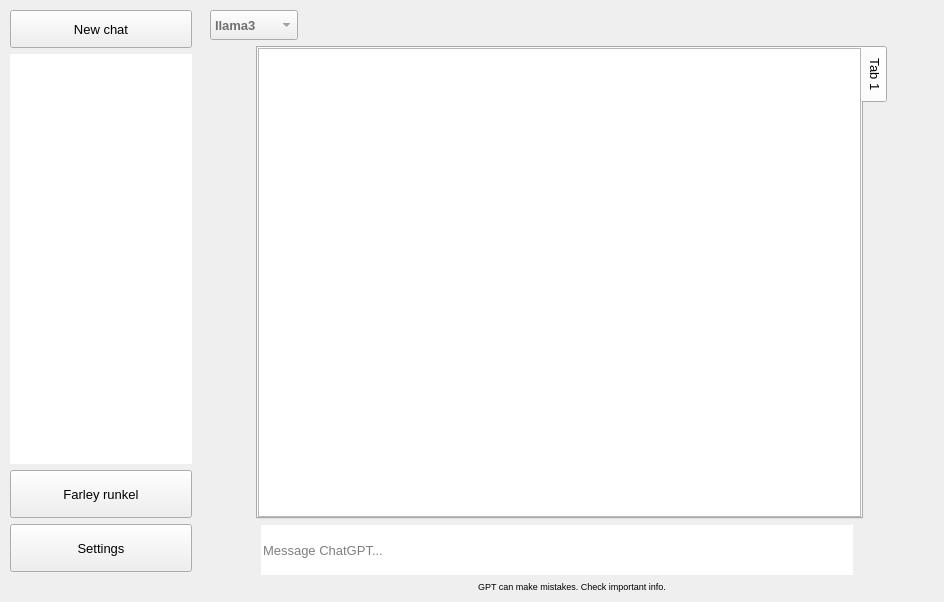
Old version of the form forms/mainwindow.ui in the repository farleyrunkel/qollama.
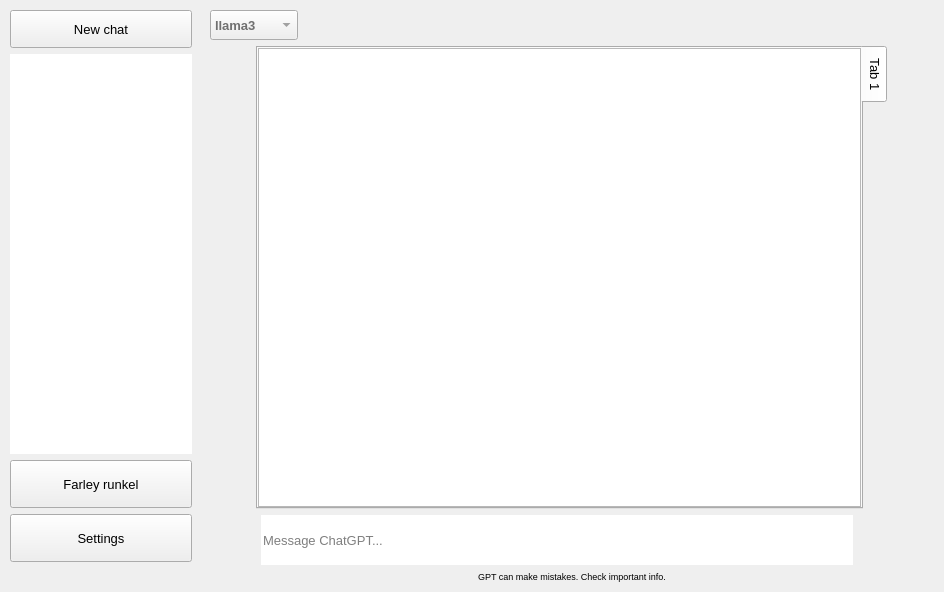
New version of the form. Icons and pictures are not drawn. Custom widgets are drawn as their Qt base class.

Diff of the .ui file:
```diff
--- a/forms/mainwindow.ui
+++ b/forms/mainwindow.ui
@@ -10,7 +10,7 @@
     <x>0</x>
     <y>0</y>
     <width>944</width>
-    <height>602</height>
+    <height>592</height>
    </rect>
   </property>
   <property name="font">
@@ -80,11 +80,14 @@
        </size>
       </property>
       <property name="frameShape">
-       <enum>QFrame::NoFrame</enum>
+       <enum>QFrame::Box</enum>
       </property>
       <property name="frameShadow">
        <enum>QFrame::Plain</enum>
       </property>
+      <property name="lineWidth">
+       <number>0</number>
+      </property>
       <property name="orientation">
        <enum>Qt::Horizontal</enum>
       </property>
```
